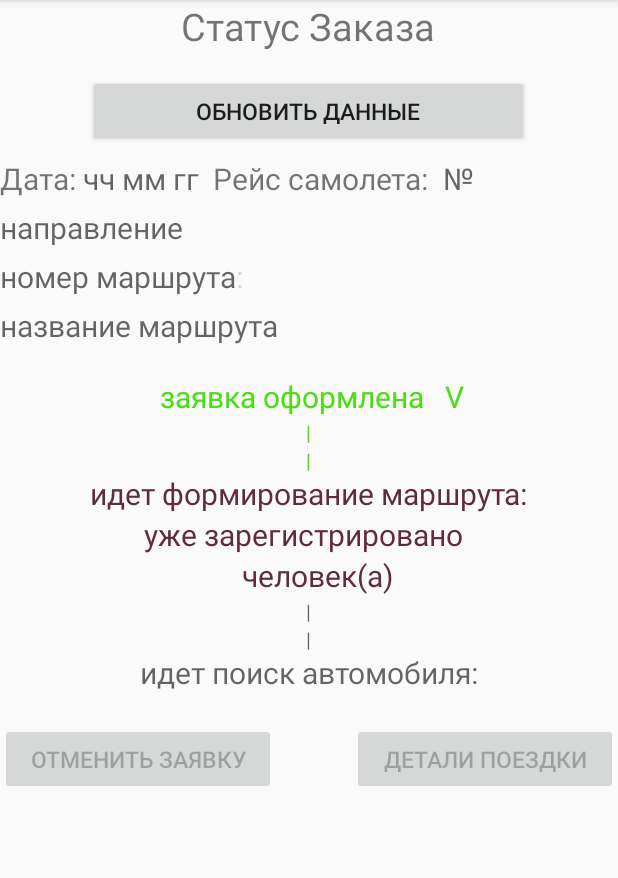
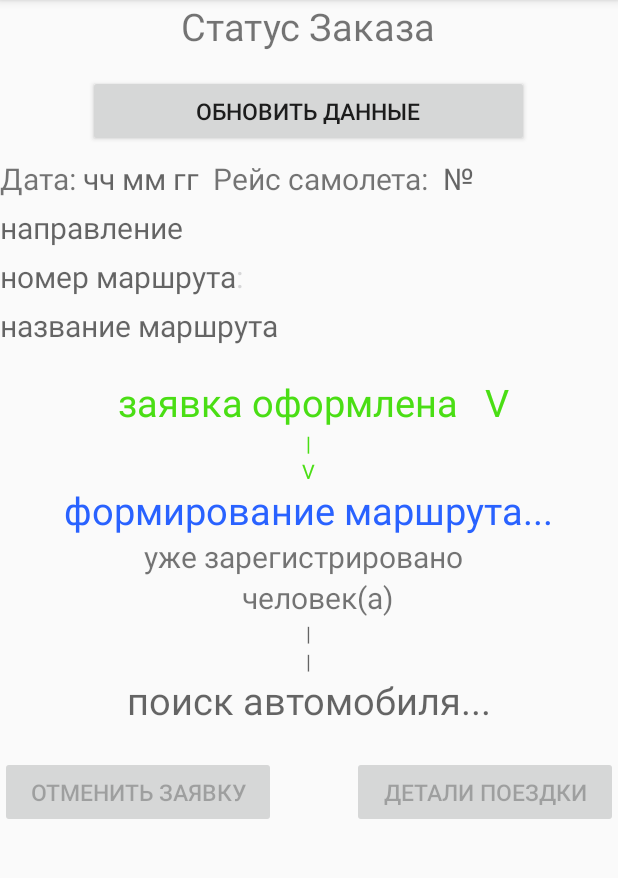
Before and after one commit to Alex22485/P_081119_twoativ_auth_and_database, an Android app: the Main6Activity screen opened directly, with no data from a screen before it, after a tap on "ОБНОВИТЬ ДАННЫЕ", on a phone screen of 412 x 824 dp, the part 84-962 px from its top. Run offline under Robolectric (Android 15) with nearby library versions, the phone set to English and light mode, and no system bars; our stand-ins replace Firebase (no records; nobody signed in at launch, a user with empty details on screens opened directly).

```diff
--- a/app/src/main/java/com/mapbox/mapboxandroiddemo/examples/p_081119_twoativ_auth_and_database/Main6Activity.java
+++ b/app/src/main/java/com/mapbox/mapboxandroiddemo/examples/p_081119_twoativ_auth_and_database/Main6Activity.java
@@ -135,11 +135,11 @@ public void btnStatus(View view){
                         people.setText(""+sum);
 
                         if(sum>=5){
-                            information.setText( "Маршрут сформирован V" );
+                            information.setText( "маршрут сформирован V" );
                             information.setTextColor( getResources().getColor( R.color.colorRed ) );
-                            searchCar.setText("идет поиск автомобиля");
+                            searchCar.setText("поиск автомобиля...");
                             process2.setText( "|" );
-                            process3.setText( "|" );
+                            process3.setText( "V" );
 
                     }
                     }
@@ -186,9 +186,9 @@ public void btnStatus(View view){
         }
     } );
     number.setText( " заявка оформлена   V" );
-    information.setText( "идет формирование маршрута:" );
+    information.setText( "формирование маршрута..." );
     process.setText( "|" );
-    process1.setText( "|" );
+    process1.setText( "V" );
     information2.setText( "уже зарегистрировано" );
     people2.setText( "человек(а)" );
 // рабочий код возвращает правда всех юзеров
--- a/app/src/main/res/layout/activity_main6.xml
+++ b/app/src/main/res/layout/activity_main6.xml
@@ -184,7 +184,7 @@
             android:layout_weight="0"
             android:hint="заявка оформлена  Х"
             android:textColor="@color/colorRed"
-            android:textSize="20sp" />
+            android:textSize="25sp" />
         <TextView
             android:layout_width="0sp"
             android:layout_height="match_parent"
@@ -255,9 +255,9 @@
             android:layout_width="wrap_content"
             android:layout_height="wrap_content"
             android:layout_weight="0"
-            android:hint="формирование маршрута:"
-            android:textColor="@color/colorAccent"
-            android:textSize="20sp" />
+            android:hint="формирование маршрута..."
+            android:textColor="@color/colorBlue"
+            android:textSize="25sp" />
         <TextView
             android:layout_width="0sp"
             android:layout_height="match_parent"
@@ -280,7 +280,6 @@
             android:layout_height="wrap_content"
             android:hint="(уже зарегистрировано"
             android:layout_weight="0"
-            android:textColor="@color/colorAccent"
             android:textSize="20sp" />
         <TextView
             android:layout_width="0sp"
@@ -316,7 +315,6 @@
             android:layout_height="wrap_content"
             android:hint="человек(а))"
             android:layout_weight="0"
-            android:textColor="@color/colorAccent"
             android:textSize="20sp" />
         <TextView
             android:layout_width="0sp"
@@ -384,9 +382,9 @@
             android:layout_width="wrap_content"
             android:layout_height="wrap_content"
             android:layout_weight="0"
-            android:hint="идет поиск автомобиля:"
-            android:textColor="@color/colorAccent"
-            android:textSize="20sp" />
+            android:hint="поиск автомобиля..."
+            android:textColor="@color/colorBlue"
+            android:textSize="25sp" />
         <TextView
             android:layout_width="0sp"
             android:layout_height="match_parent"
```
